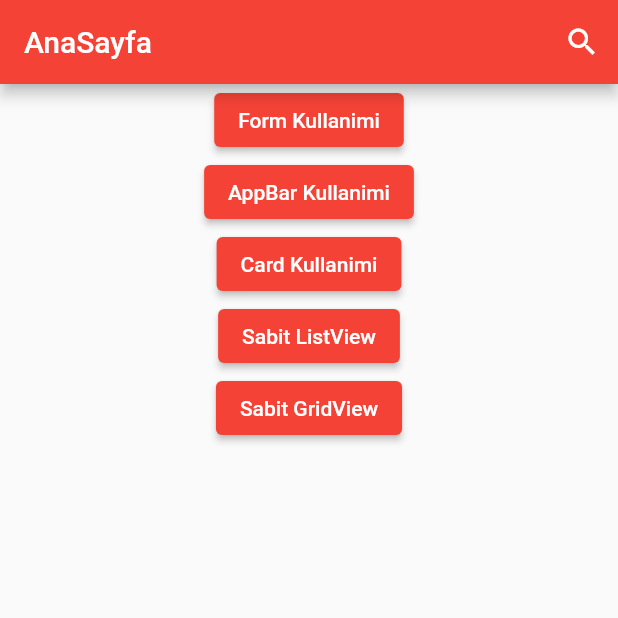
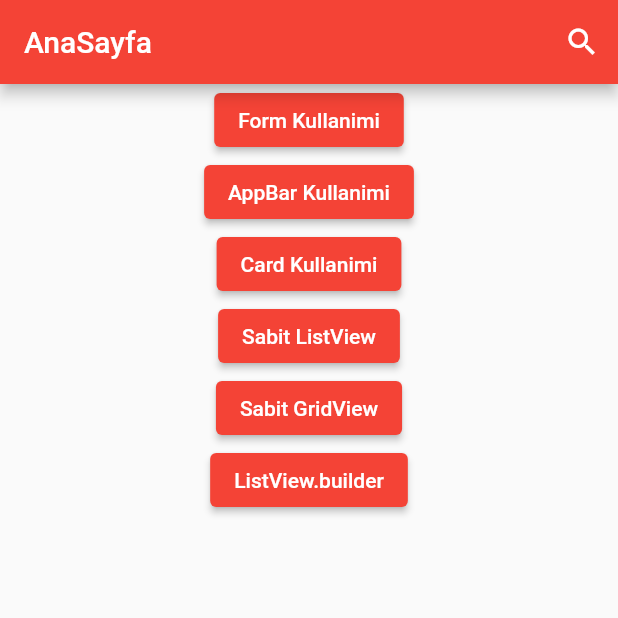
Before and after one commit to tahaturan/flutter_forms, a Flutter app: the screen it shows after launch, on a phone screen of 412 x 824 dp, the top half of it. Run offline on Flutter 3.47's test engine with Material 2 defaults, Android fonts, the phone set to English and light mode, and no system bars.

Commit message:
ListView.builder Dinamik Liste

```diff
--- a/lib/route_generator.dart
+++ b/lib/route_generator.dart
@@ -4,6 +4,7 @@ import 'package:flutter/material.dart';
 import 'package:flutter_forms/views/appbar_kullanimi.dart';
 import 'package:flutter_forms/views/card_kullanimi.dart';
 import 'package:flutter_forms/views/form_kullanimi.dart';
+import 'package:flutter_forms/views/listview_builder_dinamik_liste.dart';
 import 'package:flutter_forms/views/my_home_page.dart';
 import 'package:flutter_forms/views/sabit_gridview_kullanimi.dart';
 import 'package:flutter_forms/views/sabit_listview_kullanimi.dart';
@@ -23,6 +24,8 @@ class RouteGenerator {
         return sayfaGecis(const SabitListView());
       case "/sabitGridView":
         return sayfaGecis(const SabitGridViewKullanimi());
+      case "/listviewbuilder":
+        return sayfaGecis(ListViewBuilderDinamikListe());
     }
     return null;
   }
--- a/lib/views/my_home_page.dart
+++ b/lib/views/my_home_page.dart
@@ -54,6 +54,9 @@ class _MyHomePageState extends State<MyHomePage> {
                 butonAdi: "Sabit ListView", gidilecekSayfaAdi: "sabitListView"),
             SayfaGecisButton(
                 butonAdi: "Sabit GridView", gidilecekSayfaAdi: "sabitGridView"),
+            SayfaGecisButton(
+                butonAdi: "ListView.builder",
+                gidilecekSayfaAdi: "listviewbuilder"),
           ],
         ),
       ),
```
Also changed, not shown: lib/views/listview_builder_dinamik_liste.dart (added, +46 -0 lines), images/dinamikListView.gif (added), 1 other file.
